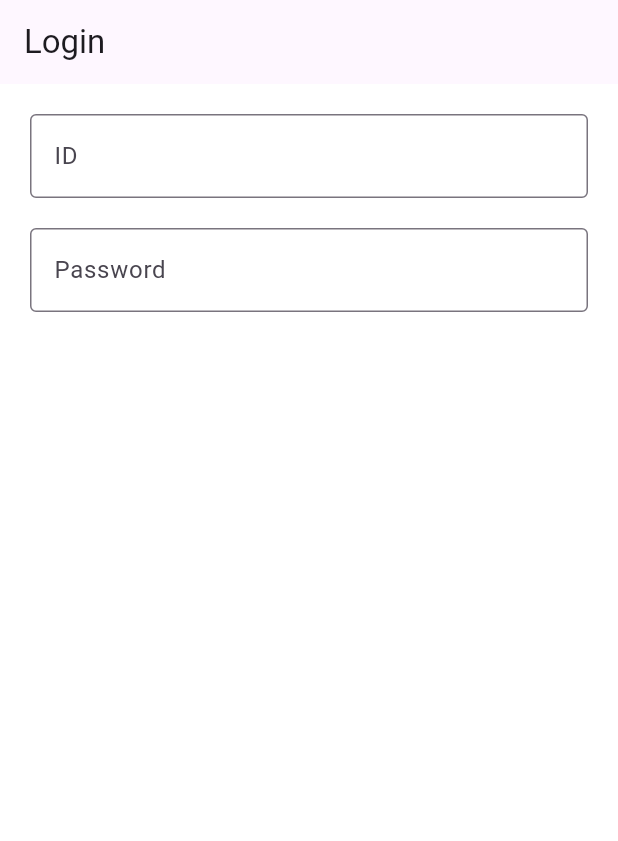
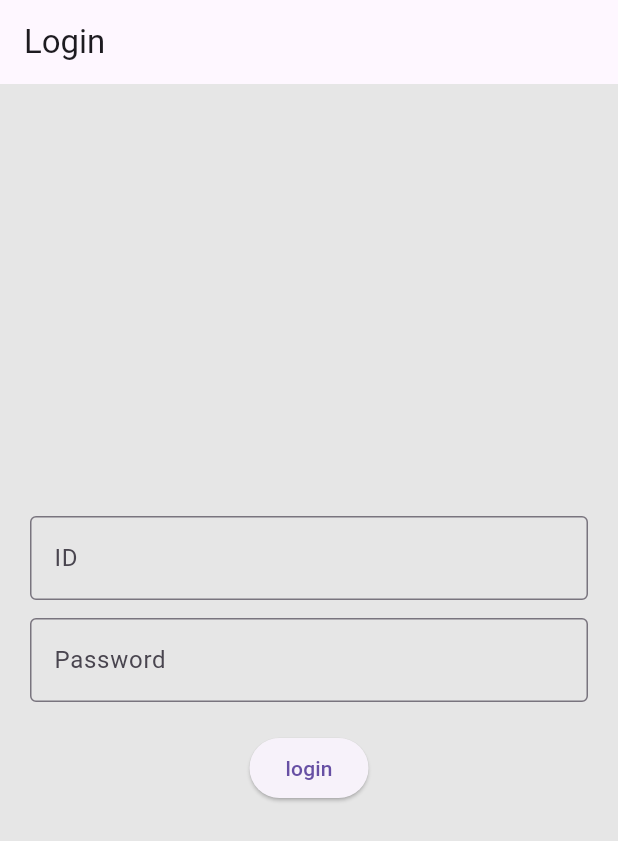
Before and after one commit to jjaeni/todo_with_jjaeni, a Flutter app: the screen it shows after launch, on a phone screen of 412 x 824 dp. Shown: the top 841 px of the screen. Run offline on Flutter 3.47's test engine with Material 3 defaults, Android fonts, the light colour scheme and no system bars.

Commit message:
Updated to "login_page.dart" with temporary login logic.

```diff
--- a/lib/login_page.dart
+++ b/lib/login_page.dart
@@ -10,11 +10,12 @@ class LoginPage extends StatefulWidget {
 
 class _LoginPageState extends State<LoginPage> {
 
-  // id/pw Controller
+  // Declare a id/pw Controller
   final TextEditingController idController = TextEditingController();
   final TextEditingController pwController = TextEditingController();
 
   void _login() {
+    // Change a value in variable only.
     final id = idController.text;
     final pw = pwController.text;
 
@@ -25,40 +26,51 @@ class _LoginPageState extends State<LoginPage> {
         MaterialPageRoute(builder: (context) => const HomePage()),
       );
     } else {
-    // Will update soon.
+      // When you fill the wrong ID/PW, display this snack bar in the screen.
+      ScaffoldMessenger.of(context).showSnackBar(
+        const SnackBar(content: Text('ID 또는 PW가 틀렸습니다.'))
+      );
     }
   }
+
+
   @override
   Widget build(BuildContext context) {
     return Scaffold(
-      backgroundColor: Colors.white
-      ,
-      appBar:AppBar(
-        title: const Text('Login'),
-      ),
+      appBar:AppBar(title: const Text('Login')),
+      backgroundColor: const Color.fromARGB(255, 230, 230, 230),
       body: Padding(
         padding: const EdgeInsets.all(20),
         child: Column(
+          mainAxisAlignment: MainAxisAlignment.center,
           children: [
 
             // TextField of ID
             TextField(
+              controller: idController,
               decoration: const InputDecoration(
                 labelText: 'ID',
                 border: OutlineInputBorder(), // outer square line
               ),
             ),
 
-          const SizedBox(height: 20),
+            const SizedBox(height: 12),
 
             // TextField of PW
             TextField(
+              controller: pwController,
               obscureText: true, // hide PW
               decoration: const InputDecoration(
                 labelText: 'Password',
                 border: OutlineInputBorder(),
               ),
             ),
+
+            // Press button of Login
+            const SizedBox(height: 20),
+            ElevatedButton(
+              onPressed: _login,
+              child: const Text('login'))
           ],
         ),
       ),
```
Lines whose indentation alone changed are shown as unchanged.
